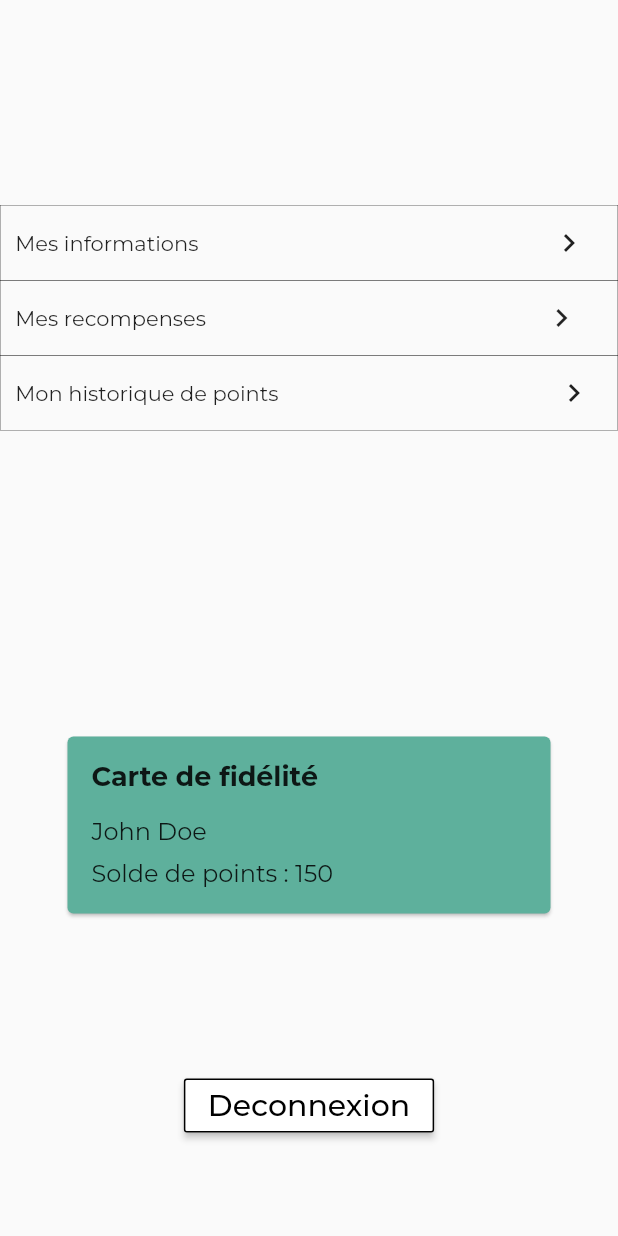
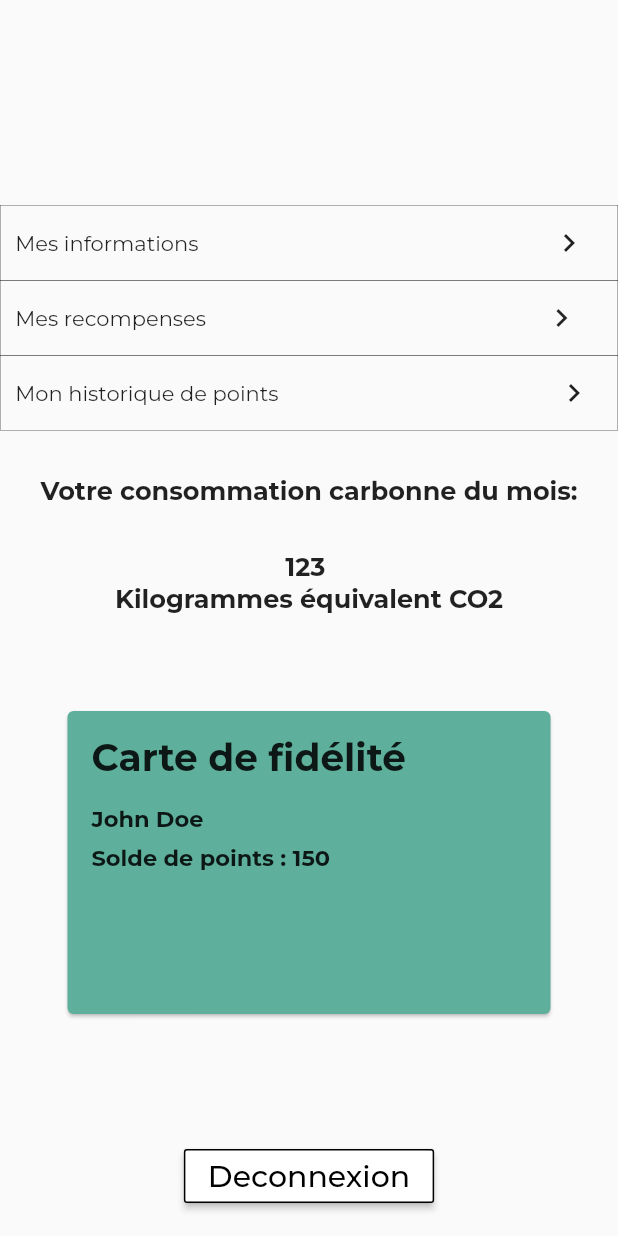
Before and after one commit to EXTIARBONE/extiarbone_flutter, a Flutter app: the Profil screen opened directly, on a phone screen of 412 x 824 dp. Run offline on Flutter 3.47's test engine with Material 2 defaults, Android fonts, the phone set to English and light mode, and no system bars; our stand-ins replace google_fonts, shared_preferences; accounts and stored records are empty; network calls fail; project files that could hold a hidden picture were left out.

Commit message:
modif profile

```diff
--- a/lib/pages/classement.dart
+++ b/lib/pages/classement.dart
@@ -424,8 +424,9 @@ class _ClassementState extends State<Classement>
                       }
 
                       return Container(
+
                         margin: const EdgeInsets.symmetric(
-                            horizontal: 30, vertical: 10),
+                            horizontal: 30, vertical: 40),
                         decoration: BoxDecoration(
                           color: Colors.white,
                           borderRadius: BorderRadius.circular(5),
--- a/lib/pages/profil.dart
+++ b/lib/pages/profil.dart
@@ -63,11 +63,11 @@ class _ProfilState extends State<Profil> {
           Row(
             children: [
               SizedBox(
-                width: 10,
+                width: 40,
               ),
               Container(
                 child: Text(
-                  "$name $surname",
+                  "$name $surname ",
                   style: GoogleFonts.montserrat(
                     fontSize: 30,
                     fontWeight: FontWeight.bold,
@@ -153,9 +153,30 @@ class _ProfilState extends State<Profil> {
                       ],
                     ),
                   ))),
+                  SizedBox(height:30),
+                  Text("Votre consommation carbonne du mois:",
+                  style: GoogleFonts.montserrat(
+              fontSize: 17,
+              fontWeight: FontWeight.bold,
+            ),
+          ),
+          SizedBox(height: 30,),
+          Text(
+            "123 ",
+            style: GoogleFonts.montserrat(
+              fontSize: 17,
+              fontWeight: FontWeight.bold,
+            ),
+          ),
+          Text("Kilogrammes équivalent CO2",
+            style: GoogleFonts.montserrat(
+              fontSize: 17,
+              fontWeight: FontWeight.bold,
+            ),),
           const SizedBox(
-            height: 200,
+            height: 60,
           ),
+
           Column(
             children: [
               LoyaltyCard(
@@ -165,7 +186,7 @@ class _ProfilState extends State<Profil> {
             ],
           ),
           const SizedBox(
-            height: 100,
+            height: 80,
           ),
           ElevatedButton(
             onPressed: () {
@@ -191,7 +212,8 @@ class _ProfilState extends State<Profil> {
                 ),
               ],
             ),
-          )
+          ),
+          SizedBox(height: 10,)
         ],
       ),
     );
--- a/lib/widget/loyality_card.dart
+++ b/lib/widget/loyality_card.dart
@@ -1,4 +1,5 @@
 import 'package:flutter/material.dart';
+import 'package:google_fonts/google_fonts.dart';
 
 class LoyaltyCard extends StatelessWidget {
   final String clientName;
@@ -18,25 +19,32 @@ class LoyaltyCard extends StatelessWidget {
         padding: const EdgeInsets.all(16.0),
         child: Container(
           width: 290,
+          height: 170,
           child: Column(
             crossAxisAlignment: CrossAxisAlignment.start,
             children: [
-              const Text(
+               Text(
                 'Carte de fidélité',
-                style: TextStyle(
-                  fontSize: 18,
+                style: GoogleFonts.montserrat(
+                  fontSize: 25,
                   fontWeight: FontWeight.bold,
                 ),
               ),
               const SizedBox(height: 16),
               Text(
                 '$clientName',
-                style: TextStyle(fontSize: 16),
+                style: GoogleFonts.montserrat(
+                    fontSize: 15,
+                    fontWeight: FontWeight.bold,
+                  ),
               ),
               const SizedBox(height: 8),
               Text(
                 'Solde de points : $loyaltyPoints',
-                style: TextStyle(fontSize: 16),
+                style: GoogleFonts.montserrat(
+                    fontSize: 15,
+                    fontWeight: FontWeight.bold,
+                  ),
               ),
             ],
           ),
```
